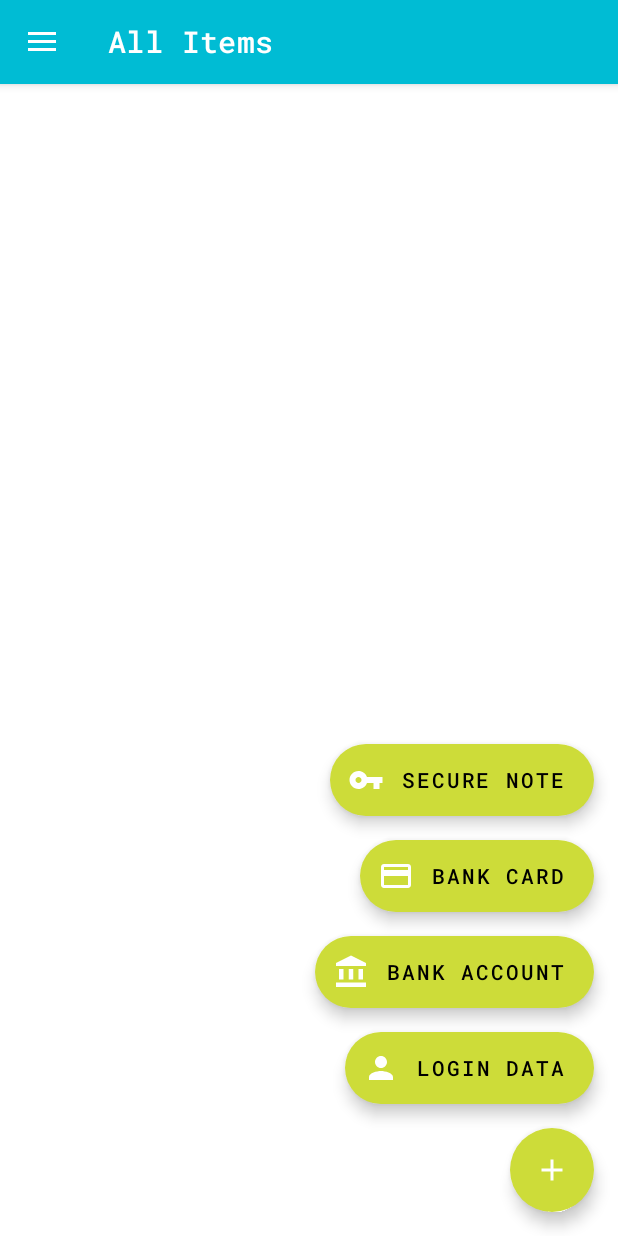
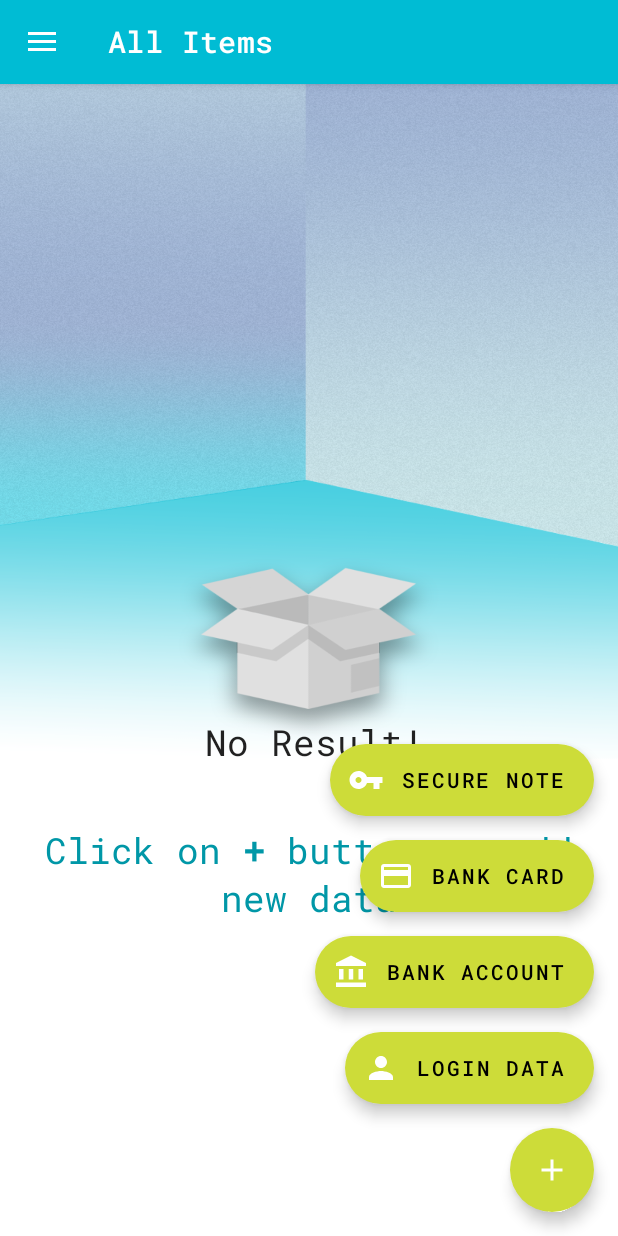
Before and after one commit to Ni3verma/Safe-Box, an Android app: the HomeFragment screen opened through its navigation route, on a phone screen of 412 x 824 dp. Run offline under Robolectric (Android 15) with nearby library versions, the phone set to English and light mode, and no system bars; our stand-ins replace Dagger/Hilt's generated code, Timber, data binding, navigation-ui; 2 statements that could not run were skipped.

Commit message:
added empty view logic
Signed-off-by: Nitin Verma <canvas.nv@gmail.com>

```diff
--- a/app/src/main/java/com/andryoga/safebox/ui/view/home/child/all/AllInfoFragment.kt
+++ b/app/src/main/java/com/andryoga/safebox/ui/view/home/child/all/AllInfoFragment.kt
@@ -44,6 +44,13 @@ class AllInfoFragment : Fragment() {
 
         lifecycleScope.launchWhenStarted {
             viewModel.listData.collect { data ->
+                if (data.isEmpty()) {
+                    binding.emptyViewGroup.visibility = View.VISIBLE
+                    binding.emptyViewBackground.setImageResource(R.drawable.no_result)
+                } else {
+                    binding.emptyViewGroup.visibility = View.GONE
+                    binding.emptyViewBackground.setImageResource(R.drawable.empty)
+                }
                 adapter.submitList(data)
             }
         }
--- /dev/null
+++ b/app/src/main/res/drawable/empty.xml
@@ -0,0 +1,10 @@
+<vector xmlns:android="http://schemas.android.com/apk/res/android"
+    android:width="24dp"
+    android:height="24dp"
+    android:tint="#FFFFFF"
+    android:viewportWidth="24"
+    android:viewportHeight="24">
+    <path
+        android:fillColor="@android:color/white"
+        android:pathData="M19" />
+</vector>
--- a/app/src/main/res/layout/all_info_fragment.xml
+++ b/app/src/main/res/layout/all_info_fragment.xml
@@ -10,15 +10,71 @@
             type="com.andryoga.safebox.ui.view.home.child.all.AllInfoViewModel" />
     </data>
 
-    <LinearLayout
+    <androidx.constraintlayout.widget.ConstraintLayout
         android:layout_width="match_parent"
-        android:layout_height="match_parent">
+        android:layout_height="match_parent"
+        android:orientation="vertical">
+
+        <androidx.constraintlayout.widget.Guideline
+            android:id="@+id/guideline_mid_horizontal"
+            android:layout_width="wrap_content"
+            android:layout_height="wrap_content"
+            android:layout_weight="1"
+            android:orientation="horizontal"
+            app:layout_constraintGuide_percent="0.55" />
+
+        <TextView
+            android:id="@+id/no_result_text"
+            android:layout_width="wrap_content"
+            android:layout_height="wrap_content"
+            android:layout_marginStart="8dp"
+            android:text="@string/common_no_result"
+            android:textAppearance="@style/TextAppearance.MyTheme.Headline5"
+            android:translationZ="500dp"
+            app:layout_constraintEnd_toEndOf="parent"
+            app:layout_constraintStart_toStartOf="parent"
+            app:layout_constraintTop_toTopOf="@+id/guideline_mid_horizontal" />
+
+        <TextView
+            android:id="@+id/add_new_data_text"
+            android:layout_width="wrap_content"
+            android:layout_height="wrap_content"
+            android:layout_marginTop="32dp"
+            android:gravity="center"
+            android:padding="8dp"
+            android:text="@string/common_click_on_plus_to_add_data"
+            android:textAppearance="@style/TextAppearance.MyTheme.Headline5"
+            android:textColor="@color/colorPrimaryDark"
+            android:translationZ="500dp"
+            app:layout_constraintEnd_toEndOf="parent"
+            app:layout_constraintStart_toStartOf="parent"
+            app:layout_constraintTop_toBottomOf="@+id/no_result_text" />
+
+        <ImageView
+            android:id="@+id/empty_view_background"
+            android:layout_width="match_parent"
+            android:layout_height="match_parent"
+            android:contentDescription="@string/cd_empty_list"
+            android:scaleType="fitXY"
+            app:layout_constraintStart_toStartOf="parent"
+            app:layout_constraintTop_toTopOf="parent"
+            tools:src="@drawable/no_result" />
+
+        <androidx.constraintlayout.widget.Group
+            android:id="@+id/empty_view_group"
+            android:layout_width="wrap_content"
+            android:layout_height="wrap_content"
+            android:visibility="gone"
+            app:constraint_referenced_ids="empty_view_background,no_result_text,add_new_data_text" />
+
 
         <androidx.recyclerview.widget.RecyclerView
             android:id="@+id/all_info_rv"
             android:layout_width="match_parent"
             android:layout_height="match_parent"
             app:layoutManager="androidx.recyclerview.widget.LinearLayoutManager"
+            app:layout_constraintStart_toStartOf="parent"
+            app:layout_constraintTop_toTopOf="parent"
             tools:listitem="@layout/row_home_info_item" />
-    </LinearLayout>
+    </androidx.constraintlayout.widget.ConstraintLayout>
 </layout>
--- a/app/src/main/res/values/strings.xml
+++ b/app/src/main/res/values/strings.xml
@@ -5,6 +5,7 @@
     <string name="cd_add_new_bank_account_data">Add new bank account data</string>
     <string name="cd_add_new_bank_card_data">Add new bank card data</string>
     <string name="cd_add_a_new_note">Add a new note</string>
+    <string name="cd_empty_list">Empty List</string>
 
     <!--    Screen title-->
     <string name="nav_header_title">Android Studio</string>
@@ -19,6 +20,8 @@
 
     <!--    Common-->
     <string name="common_error_mandatory_field">Mandatory Field</string>
+    <string name="common_no_result">No Result!</string>
+    <string name="common_click_on_plus_to_add_data">Click on <b>+</b> button to add new data</string>
 
     <!--    Other-->
     <string name="app_name">Safe Box</string>
```
Also changed, not shown: app/src/main/res/drawable/no_result.png (added).
